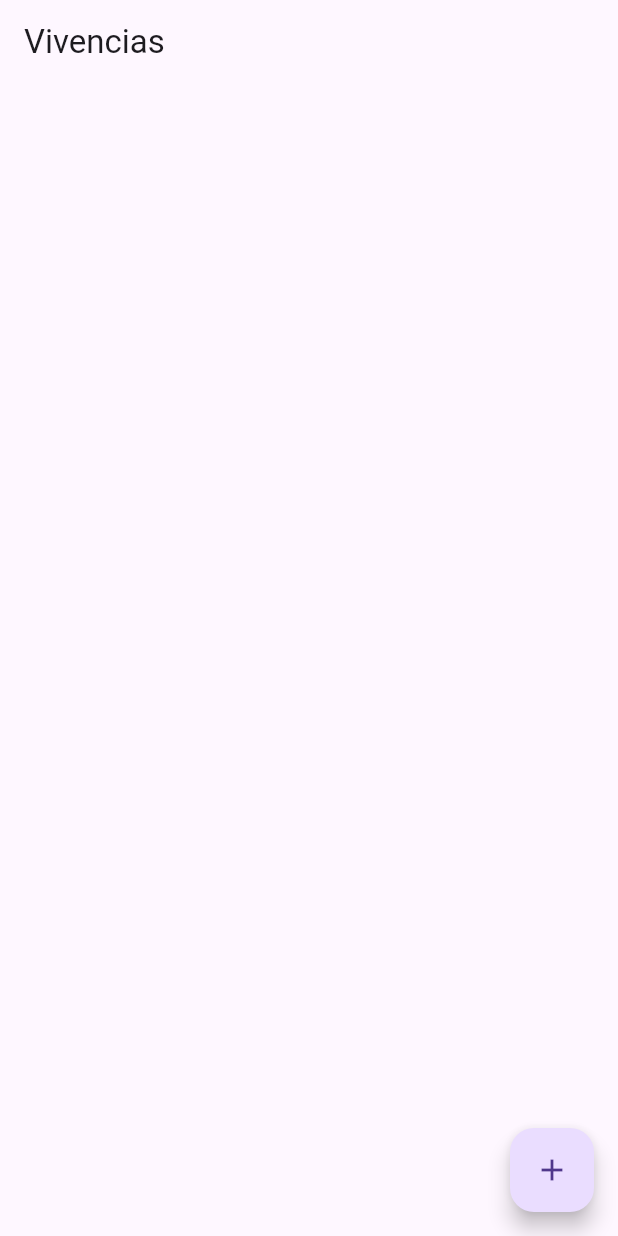
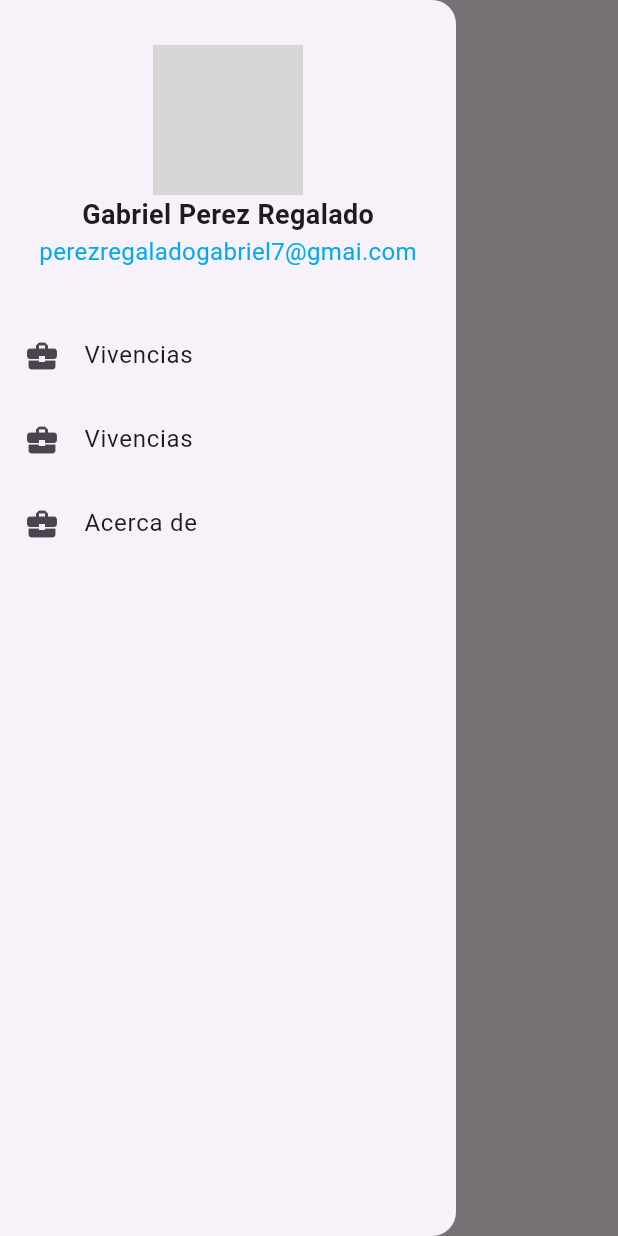
Before and after one commit to theboxPE/elecciones_20220332, a Flutter app: the screen it shows after launch, with the side drawer open (before the commit the screen has no drawer), on a phone screen of 412 x 824 dp. Run offline on Flutter 3.47's test engine with Material 3 defaults, Android fonts, the light colour scheme and no system bars; our stand-ins replace image_picker, sqflite; accounts and stored records are empty; grey boxes are pictures that could not be loaded.

Commit message:
main listo

```diff
--- a/lib/db.dart
+++ b/lib/db.dart
@@ -27,7 +27,7 @@ class DatabaseProvider {
 
   void _createDB(Database db, int version) async {
     await db.execute('''
-      CREATE TABLE events(
+      CREATE TABLE vivencias(
         id INTEGER PRIMARY KEY AUTOINCREMENT,
         title TEXT,
         description TEXT,
--- a/lib/list.dart
+++ b/lib/list.dart
@@ -23,7 +23,7 @@ class VivenciaListScreenState extends State<VivenciaListScreen> {
 
   Future<void> _loadDatos() async {
     final db = await DatabaseProvider.db.database;
-    final List<Map<String, dynamic>> maps = await db.query('vivencia');
+    final List<Map<String, dynamic>> maps = await db.query('vivencias');
     setState(() {
       vivencias = List.generate(maps.length, (i) {
         return Vivencia(
--- a/lib/main.dart
+++ b/lib/main.dart
@@ -1,6 +1,6 @@
-import 'package:elecciones_20220332/agregar.dart';
-import 'package:elecciones_20220332/list.dart';
+import 'package:elecciones_20220332/navbar.dart';
 import 'package:flutter/material.dart';
+
 
 void main() {
   runApp(const MyApp());
@@ -13,17 +13,23 @@ class MyApp extends StatelessWidget {
   Widget build(BuildContext context) {
     return MaterialApp(
       debugShowCheckedModeBanner: false,
-      title: 'Event Registration',
-      theme: ThemeData(
-        primarySwatch: Colors.blue,
-      ),
-      // Define las rutas de navegación
-      initialRoute: '/',
-      routes: {
-        '/': (context) => const VivenciaListScreen(),
-        '/add_vivencia': (context) => const AddVivenciaScreen(), // Ruta para la pantalla de la lista de eventos
-        // Puedes agregar más rutas según sea necesario
-      },
+      title: 'Elecciones',
+      home: Scaffold(
+        drawer: const Navbar(),
+        appBar: AppBar(
+          title: const Text('Home page'),
+        ),
+        body: const Center(
+          child: Column(
+            mainAxisAlignment: MainAxisAlignment.center,
+            children: <Widget> [
+              Text('Main page'),
+              SizedBox(height: 20),
+
+            ],
+          ),
+        ),
+      )
     );
   }
 }
--- /dev/null
+++ b/lib/navbar.dart
@@ -0,0 +1,62 @@
+import 'package:elecciones_20220332/acercade.dart';
+import 'package:elecciones_20220332/agregar.dart';
+import 'package:elecciones_20220332/list.dart';
+import 'package:flutter/material.dart' show AssetImage, BuildContext, CircleAvatar, Colors, Column, Drawer, EdgeInsets, FontWeight, Icon, Icons, ListTile, MaterialPageRoute, Navigator, Padding, SizedBox, StatelessWidget, Text, TextStyle, Widget;
+
+
+class Navbar extends StatelessWidget {
+  const Navbar({super.key});
+
+  @override
+  Widget build(BuildContext context) {
+    return Drawer(
+      child: Padding(
+        padding: const EdgeInsets.only(top: 30.0),
+        child: Column(
+          children: [
+            const CircleAvatar(
+              radius: 50,
+              backgroundImage: AssetImage('assets/fp.jpg')
+            ),
+            const Text(
+              'Gabriel Perez Regalado',
+              style: TextStyle(fontSize: 18, fontWeight: FontWeight.bold),
+            ),
+            const Text(
+              'perezregaladogabriel7@gmai.com',
+              style: TextStyle(fontSize: 16, color: Colors.lightBlue),
+            ),
+            const SizedBox(height: 30.0),
+            ListTile(
+              leading: const Icon(Icons.business_center),
+              title: const Text('Vivencias'),
+              onTap: () {
+                Navigator.of(context).push(MaterialPageRoute(
+                  builder: (context) => const VivenciaListScreen(),
+                ));
+              },
+            ),
+            ListTile(
+              leading: const Icon(Icons.business_center),
+              title: const Text('Vivencias'),
+              onTap: () {
+                Navigator.of(context).push(MaterialPageRoute(
+                  builder: (context) => const AddVivenciaScreen(),
+                ));
+              },
+            ),
+            ListTile(
+              leading: const Icon(Icons.business_center),
+              title: const Text('Acerca de'),
+              onTap: () {
+                Navigator.of(context).push(MaterialPageRoute(
+                  builder: (context) => const Contacto(),
+                ));
+              },
+            ),
+          ],
+        ),
+      ),
+    );
+  }
+}
--- a/pubspec.yaml
+++ b/pubspec.yaml
@@ -64,8 +64,8 @@ flutter:
   uses-material-design: true
 
   # To add assets to your application, add an assets section, like this:
-  # assets:
-  #   - images/a_dot_burr.jpeg
+  assets:
+    - assets/
   #   - images/a_dot_ham.jpeg
 
   # An image asset can refer to one or more resolution-specific "variants", see
```
Also changed, not shown: lib/acercade.dart (added, +43 -0 lines), lib/assets/fp.jpg (added).
